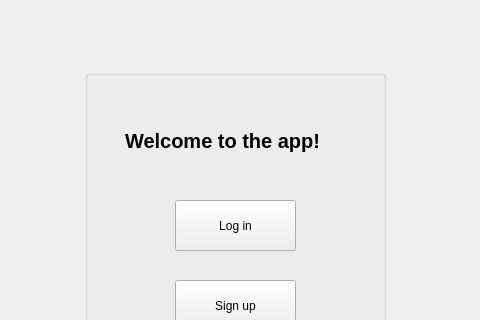
Before: the Qt Designer form asd/welcome.ui in rkishibe/diaggaze, drawn with Qt 5; both pictures show x 105 to 585 and y 0 to 320 of the 700 by 500 pixel window.
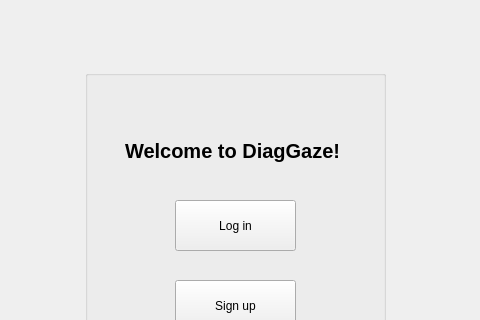
After: the same form once the commit is applied.

Diff of the .ui file:
```diff
--- a/asd/welcome.ui
+++ b/asd/welcome.ui
@@ -55,8 +55,8 @@
     <property name="geometry">
      <rect>
       <x>40</x>
-      <y>40</y>
-      <width>221</width>
+      <y>50</y>
+      <width>231</width>
       <height>61</height>
      </rect>
     </property>
@@ -64,7 +64,7 @@
      <string notr="true">font-size: 20px; font-weight: bold;</string>
     </property>
     <property name="text">
-     <string>Welcome to the app!</string>
+     <string>Welcome to DiagGaze!</string>
     </property>
    </widget>
   </widget>
```
